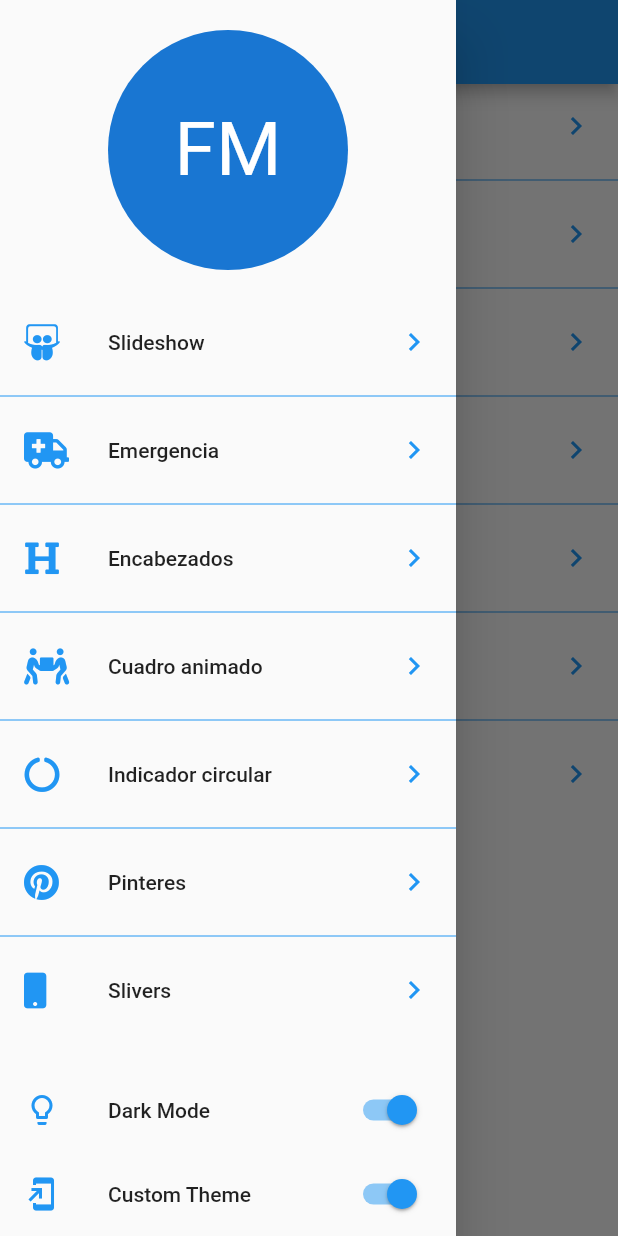
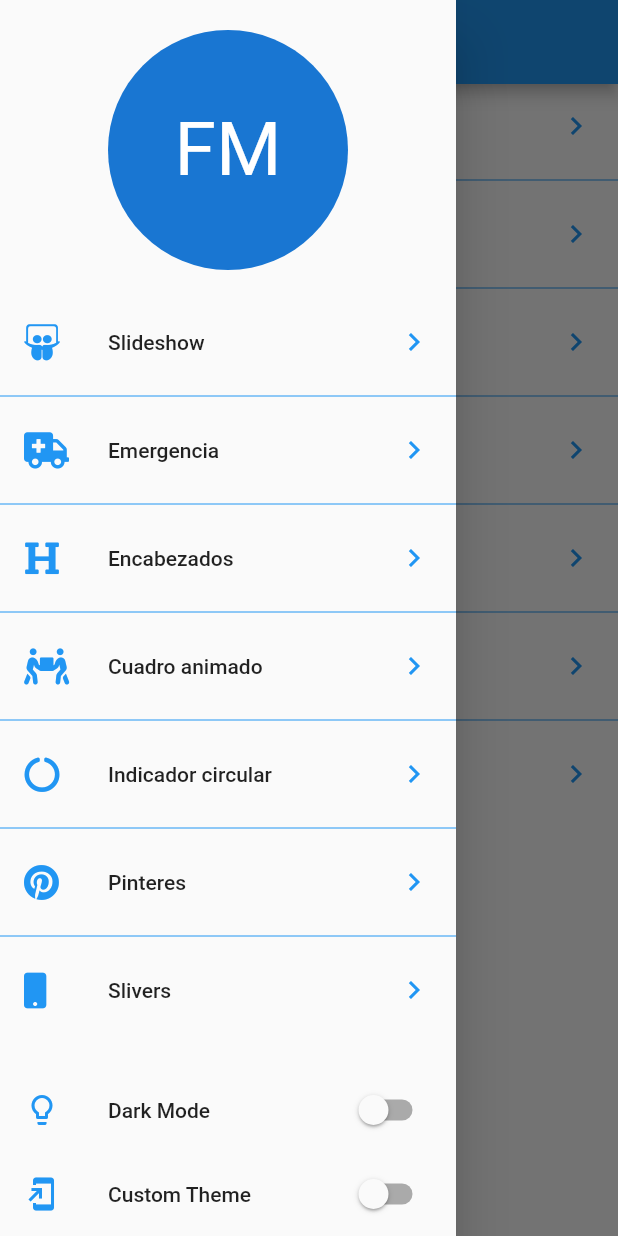
Before and after one commit to fmontalvoo/theme_app, a Flutter app: the screen it shows after launch, with the side drawer open, on a phone screen of 412 x 824 dp. Run offline on Flutter 3.47's test engine with Material 2 defaults, Android fonts, the phone set to English and light mode, and no system bars; our stand-ins replace animate_do, flutter_svg, font_awesome_flutter.

Commit message:
Modifico el tema de la aplicacion desde el drawer.
Signed-off-by: Frank Montalvo Ochoa <fmontalvoo@ups.edu.ec>

```diff
--- a/lib/main.dart
+++ b/lib/main.dart
@@ -1,20 +1,21 @@
 import 'package:flutter/material.dart';
 
+import 'package:provider/provider.dart';
+
 import 'package:themes_app/src/pages/home_page.dart';
+import 'package:themes_app/src/theme/theme_changer.dart';
 
 void main() {
-  runApp(MyApp());
+  runApp(ChangeNotifierProvider(create: (_) => ThemeChanger(1), child: MyApp()));
 }
 
 class MyApp extends StatelessWidget {
   @override
   Widget build(BuildContext context) {
+    final theme = Provider.of<ThemeChanger>(context).getTheme;
     return MaterialApp(
-      title: 'Flutter Demo',
-      theme: ThemeData(
-        primarySwatch: Colors.blue,
-        visualDensity: VisualDensity.adaptivePlatformDensity,
-      ),
+      title: 'Themes App',
+      theme: theme,
       home: HomePage(),
     );
   }
--- /dev/null
+++ b/lib/src/theme/theme_changer.dart
@@ -0,0 +1,61 @@
+import 'package:flutter/material.dart';
+
+class ThemeChanger with ChangeNotifier {
+  bool _darkTheme = false;
+  bool _customTheme = false;
+
+  ThemeData _theme;
+
+  ThemeChanger(int theme) {
+    switch (theme) {
+      case 1:
+        this._darkTheme = false;
+        this._customTheme = false;
+        this._theme = ThemeData.light();
+        break;
+      case 2:
+        this._darkTheme = true;
+        this._customTheme = false;
+        this._theme = ThemeData.dark();
+        break;
+      case 3:
+        this._darkTheme = false;
+        this._customTheme = true;
+        this._theme = ThemeData(
+          primarySwatch: Colors.amber,
+          visualDensity: VisualDensity.adaptivePlatformDensity,
+        );
+        break;
+      default:
+    }
+  }
+
+  set setDarkTheme(bool value) {
+    this._darkTheme = value;
+    this._customTheme = false;
+    if (value)
+      this._theme = ThemeData.dark();
+    else
+      this._theme = ThemeData.light();
+    notifyListeners();
+  }
+
+  bool get getDarkTheme => this._darkTheme;
+
+  set setCustomTheme(bool value) {
+    this._customTheme = value;
+    this._darkTheme = false;
+    if (value)
+      this._theme = ThemeData(
+        primarySwatch: Colors.amber,
+        visualDensity: VisualDensity.adaptivePlatformDensity,
+      );
+    else
+      this._theme = ThemeData.light();
+    notifyListeners();
+  }
+
+  bool get getCustomTheme => this._customTheme;
+
+  ThemeData get getTheme => this._theme;
+}
--- a/lib/src/widgets/user_drawer.dart
+++ b/lib/src/widgets/user_drawer.dart
@@ -1,10 +1,16 @@
 import 'package:flutter/material.dart';
+
+import 'package:provider/provider.dart';
+
+import 'package:themes_app/src/theme/theme_changer.dart';
 
 import 'package:themes_app/src/widgets/options_list.dart';
 
 class UserDrawer extends StatelessWidget {
   @override
   Widget build(BuildContext context) {
+    final appTheme = Provider.of<ThemeChanger>(context);
+
     return Drawer(
       child: Container(
         child: Column(
@@ -26,13 +32,21 @@ class UserDrawer extends StatelessWidget {
               title: Text('Dark Mode'),
               leading: Icon(Icons.lightbulb_outline, color: Colors.blue),
               trailing: Switch.adaptive(
-                  value: true, activeColor: Colors.blue, onChanged: (value) {}),
+                  value: appTheme.getDarkTheme,
+                  activeColor: Colors.blue,
+                  onChanged: (value) => appTheme.setDarkTheme = value),
             ),
-            ListTile(
-              title: Text('Custom Theme'),
-              leading: Icon(Icons.add_to_home_screen, color: Colors.blue),
-              trailing: Switch.adaptive(
-                  value: true, activeColor: Colors.blue, onChanged: (value) {}),
+            SafeArea(
+              bottom: true,
+              top: false,
+              child: ListTile(
+                title: Text('Custom Theme'),
+                leading: Icon(Icons.add_to_home_screen, color: Colors.blue),
+                trailing: Switch.adaptive(
+                    value: appTheme.getCustomTheme,
+                    activeColor: Colors.blue,
+                    onChanged: (value) => appTheme.setCustomTheme = value),
+              ),
             ),
           ],
         ),
```
Also changed, not shown: lib/src/pages/cuadrado_animado_page.dart (+4 -4 lines).
